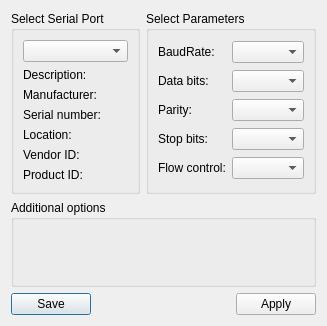
Qt form settingsdialog.ui (kot9pa/com-monitor) before a commit.
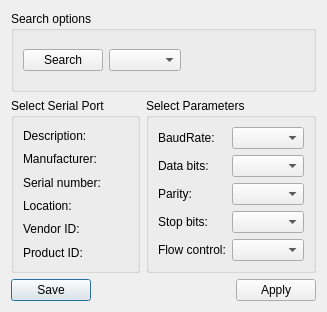
The same form after that commit.

Diff of the .ui file:
```diff
--- a/settingsdialog.ui
+++ b/settingsdialog.ui
@@ -7,14 +7,45 @@
     <x>0</x>
     <y>0</y>
     <width>327</width>
-    <height>326</height>
+    <height>312</height>
    </rect>
   </property>
   <property name="windowTitle">
    <string>Settings</string>
   </property>
   <layout class="QGridLayout" name="gridLayout_3">
-   <item row="0" column="1">
+   <item row="3" column="0" colspan="2">
+    <layout class="QHBoxLayout" name="horizontalLayout">
+     <item>
+      <widget class="QPushButton" name="saveButton">
+       <property name="text">
+        <string>Save</string>
+       </property>
+      </widget>
+     </item>
+     <item>
+      <spacer name="horizontalSpacer">
+       <property name="orientation">
+        <enum>Qt::Horizontal</enum>
+       </property>
+       <property name="sizeHint" stdset="0">
+        <size>
+         <width>96</width>
+         <height>20</height>
+        </size>
+       </property>
+      </spacer>
+     </item>
+     <item>
+      <widget class="QPushButton" name="applyButton">
+       <property name="text">
+        <string>Apply</string>
+       </property>
+      </widget>
+     </item>
+    </layout>
+   </item>
+   <item row="1" column="1">
     <widget class="QGroupBox" name="parametersBox">
      <property name="title">
       <string>Select Parameters</string>
@@ -73,15 +104,12 @@
      </layout>
     </widget>
    </item>
-   <item row="0" column="0">
+   <item row="1" column="0">
     <widget class="QGroupBox" name="selectBox">
      <property name="title">
       <string>Select Serial Port</string>
      </property>
      <layout class="QGridLayout" name="gridLayout">
-      <item row="0" column="0">
-       <widget class="QComboBox" name="serialPortInfoListBox"/>
-      </item>
       <item row="1" column="0">
        <widget class="QLabel" name="descriptionLabel">
         <property name="text">
@@ -127,43 +155,52 @@
      </layout>
     </widget>
    </item>
-   <item row="2" column="0" colspan="2">
-    <layout class="QHBoxLayout" name="horizontalLayout">
-     <item>
-      <widget class="QPushButton" name="saveButton">
-       <property name="text">
-        <string>Save</string>
-       </property>
-      </widget>
-     </item>
-     <item>
-      <spacer name="horizontalSpacer">
-       <property name="orientation">
-        <enum>Qt::Horizontal</enum>
-       </property>
-       <property name="sizeHint" stdset="0">
-        <size>
-         <width>96</width>
-         <height>20</height>
-        </size>
-       </property>
-      </spacer>
-     </item>
-     <item>
-      <widget class="QPushButton" name="applyButton">
-       <property name="text">
-        <string>Apply</string>
-       </property>
-      </widget>
-     </item>
-    </layout>
-   </item>
-   <item row="1" column="0" colspan="2">
+   <item row="0" column="0" colspan="2">
     <widget class="QGroupBox" name="additionalOptionsGroupBox">
      <property name="title">
-      <string>Additional options</string>
+      <string>Search options</string>
      </property>
-     <layout class="QVBoxLayout" name="verticalLayout"/>
+     <layout class="QHBoxLayout" name="horizontalLayout_2">
+      <item>
+       <widget class="QPushButton" name="searchButton">
+        <property name="text">
+         <string>Search</string>
+        </property>
+       </widget>
+      </item>
+      <item>
+       <widget class="QComboBox" name="serialPortInfoListBox">
+        <property name="sizePolicy">
+         <sizepolicy hsizetype="Preferred" vsizetype="Fixed">
+          <horstretch>0</horstretch>
+          <verstretch>0</verstretch>
+         </sizepolicy>
+        </property>
+        <property name="maximumSize">
+         <size>
+          <width>73</width>
+          <height>22</height>
+         </size>
+        </property>
+        <property name="layoutDirection">
+         <enum>Qt::LeftToRight</enum>
+        </property>
+       </widget>
+      </item>
+      <item>
+       <spacer name="horizontalSpacer_3">
+        <property name="orientation">
+         <enum>Qt::Horizontal</enum>
+        </property>
+        <property name="sizeHint" stdset="0">
+         <size>
+          <width>40</width>
+          <height>20</height>
+         </size>
+        </property>
+       </spacer>
+      </item>
+     </layout>
     </widget>
    </item>
   </layout>
```
Left out of the diff: 55 changed lines with no effect on the pictures.
